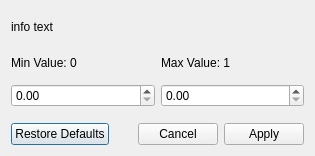
Before: the Qt Designer form Views/filterdialog.ui in yunnsbz/StrategyMonitor, drawn with Qt 5.
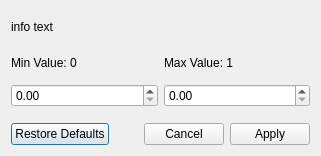
After: the same form once the commit is applied.

Commit message:
Add 'Deselect All' button for strategies list
Added a 'Deselect All' button to the main window that clears the selection in the StrategiesListView.

Patch:
```diff
--- a/Views/filterdialog.ui
+++ b/Views/filterdialog.ui
@@ -6,7 +6,7 @@
    <rect>
     <x>0</x>
     <y>0</y>
-    <width>315</width>
+    <width>321</width>
     <height>156</height>
    </rect>
   </property>
```
The commit also changes 3 other files.
